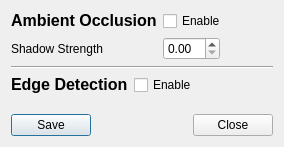
Before: the Qt Designer form avogadro/renderingdialog.ui in OpenChemistry/avogadroapp, drawn with Qt 5.
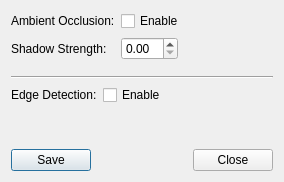
After: the same form once the commit is applied.

Commit message: Switch labels to plain text for translation

Patch:
```diff
--- a/avogadro/renderingdialog.ui
+++ b/avogadro/renderingdialog.ui
@@ -7,7 +7,7 @@
     <x>0</x>
     <y>0</y>
     <width>284</width>
-    <height>147</height>
+    <height>182</height>
    </rect>
   </property>
   <property name="sizePolicy">
@@ -28,7 +28,7 @@
      <item row="0" column="0">
       <widget class="QLabel" name="label_2">
        <property name="text">
-        <string>&lt;html&gt;&lt;head/&gt;&lt;body&gt;&lt;p&gt;&lt;span style=&quot; font-size:12pt; font-weight:700;&quot;&gt;Ambient Occlusion&lt;/span&gt;&lt;/p&gt;&lt;/body&gt;&lt;/html&gt;</string>
+        <string>Ambient Occlusion:</string>
        </property>
       </widget>
      </item>
@@ -79,7 +79,7 @@
      <item row="1" column="0">
       <widget class="QLabel" name="label">
        <property name="text">
-        <string>Shadow Strength</string>
+        <string>Shadow Strength:</string>
        </property>
       </widget>
      </item>
@@ -97,7 +97,7 @@
      <item row="0" column="0">
       <widget class="QLabel" name="label_3">
        <property name="text">
-        <string>&lt;html&gt;&lt;head/&gt;&lt;body&gt;&lt;p&gt;&lt;span style=&quot; font-size:12pt; font-weight:700;&quot;&gt;Edge Detection&lt;/span&gt;&lt;/p&gt;&lt;/body&gt;&lt;/html&gt;</string>
+        <string>Edge Detection:</string>
        </property>
       </widget>
      </item>
```
